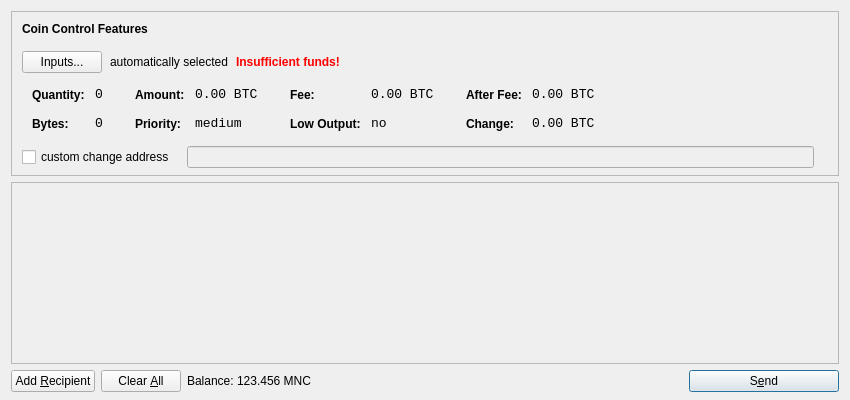
mincoin/mincoin, file src/qt/forms/sendcoinsdialog.ui: the form before one commit.
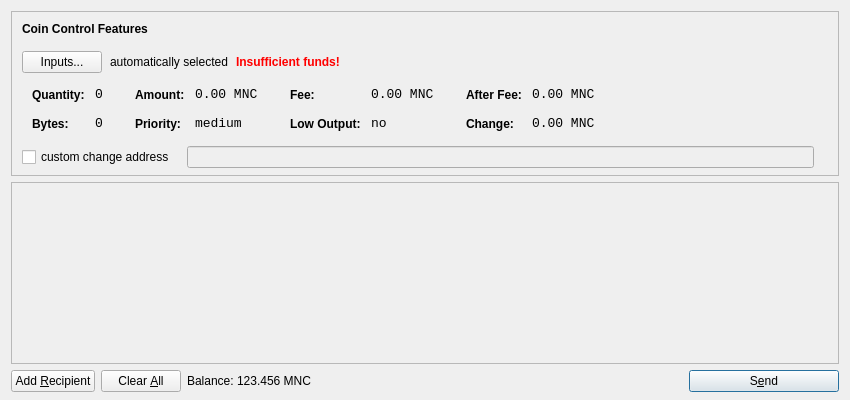
The form after the commit. Icons and pictures are not drawn.

The edit to the form file:
```diff
--- a/src/qt/forms/sendcoinsdialog.ui
+++ b/src/qt/forms/sendcoinsdialog.ui
@@ -321,7 +321,7 @@
                   <enum>Qt::ActionsContextMenu</enum>
                  </property>
                  <property name="text">
-                  <string notr="true">0.00 BTC</string>
+                  <string notr="true">0.00 MNC</string>
                  </property>
                  <property name="textInteractionFlags">
                   <set>Qt::LinksAccessibleByMouse|Qt::TextSelectableByKeyboard|Qt::TextSelectableByMouse</set>
@@ -407,7 +407,7 @@
                   <enum>Qt::ActionsContextMenu</enum>
                  </property>
                  <property name="text">
-                  <string notr="true">0.00 BTC</string>
+                  <string notr="true">0.00 MNC</string>
                  </property>
                  <property name="textInteractionFlags">
                   <set>Qt::LinksAccessibleByMouse|Qt::TextSelectableByKeyboard|Qt::TextSelectableByMouse</set>
@@ -493,7 +493,7 @@
                   <enum>Qt::ActionsContextMenu</enum>
                  </property>
                  <property name="text">
-                  <string notr="true">0.00 BTC</string>
+                  <string notr="true">0.00 MNC</string>
                  </property>
                  <property name="textInteractionFlags">
                   <set>Qt::LinksAccessibleByMouse|Qt::TextSelectableByKeyboard|Qt::TextSelectableByMouse</set>
@@ -525,7 +525,7 @@
                   <enum>Qt::ActionsContextMenu</enum>
                  </property>
                  <property name="text">
-                  <string notr="true">0.00 BTC</string>
+                  <string notr="true">0.00 MNC</string>
                  </property>
                  <property name="textInteractionFlags">
                   <set>Qt::LinksAccessibleByMouse|Qt::TextSelectableByKeyboard|Qt::TextSelectableByMouse</set>
```
